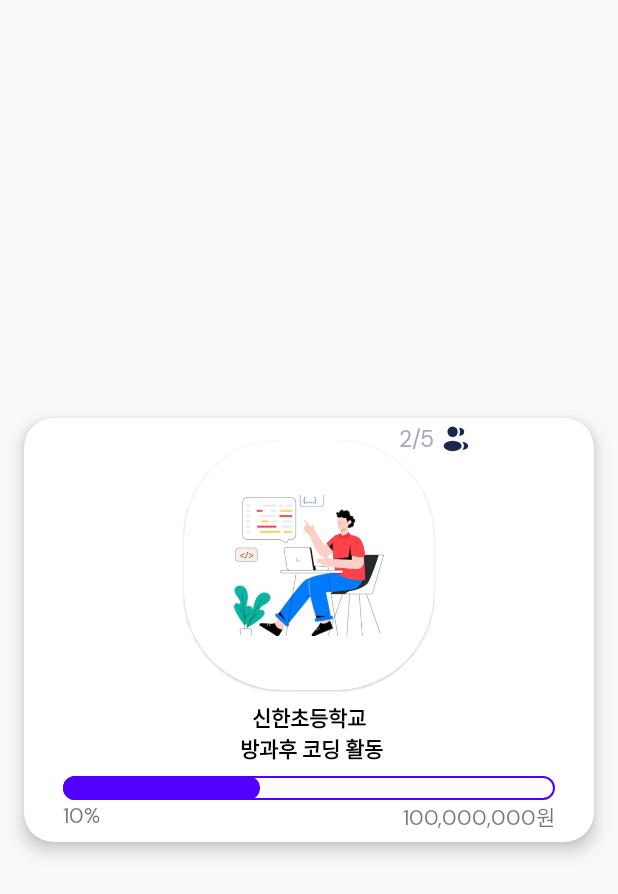
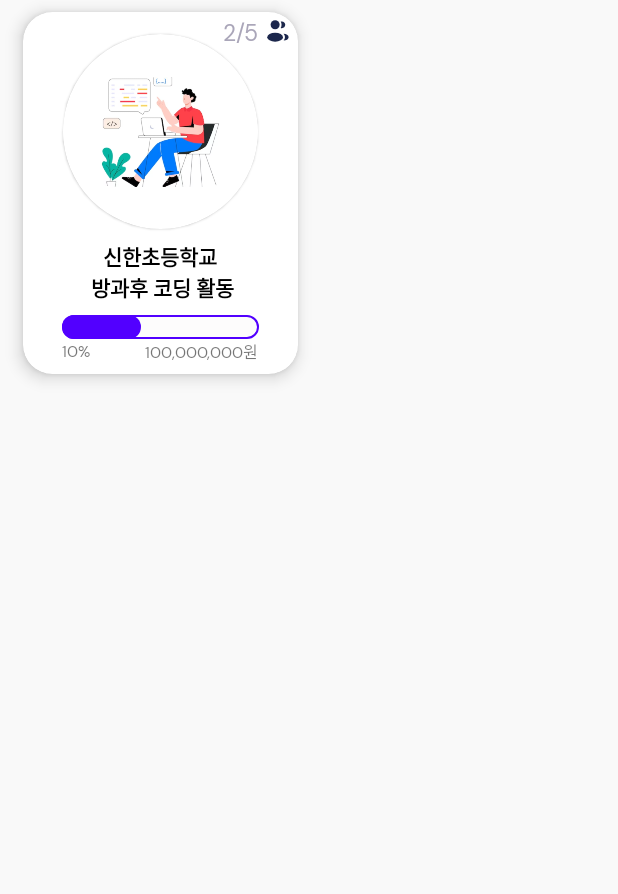
Before and after one commit to kieanu/shac, an Android app: the layout item_act.xml on its own in the app's theme, with its tools: preview values and no code run, on a phone screen of 412 x 824 dp. Shown: the top 894 px of the screen. Run offline under Robolectric (Android 15) with nearby library versions, the phone set to English and light mode, and no system bars.

Commit message:
feat: ui 개발 중

```diff
--- a/Shac/app/src/main/res/layout/item_act.xml
+++ b/Shac/app/src/main/res/layout/item_act.xml
@@ -1,19 +1,18 @@
 <?xml version="1.0" encoding="utf-8"?>
-<com.google.android.material.card.MaterialCardView xmlns:android="http://schemas.android.com/apk/res/android"
+<com.google.android.material.card.MaterialCardView
+    xmlns:android="http://schemas.android.com/apk/res/android"
     xmlns:app="http://schemas.android.com/apk/res-auto"
     xmlns:tools="http://schemas.android.com/tools"
-    android:layout_width="match_parent"
+    android:layout_width="wrap_content"
     android:layout_height="wrap_content"
-    android:layout_gravity="center"
-    android:layout_marginStart="16dp"
-    android:layout_marginTop="8dp"
-    android:layout_marginEnd="16dp"
+    android:layout_marginVertical="@dimen/_6sdp"
+    android:layout_marginHorizontal="@dimen/_12sdp"
     app:cardCornerRadius="@dimen/_15sdp"
     app:cardElevation="@dimen/_5sdp">
 
     <androidx.constraintlayout.widget.ConstraintLayout
         android:layout_width="match_parent"
-        android:layout_height="wrap_content">
+        android:layout_height="match_parent">
 
         <androidx.appcompat.widget.LinearLayoutCompat
             android:id="@+id/linearLayout_act_participant"
@@ -34,8 +33,8 @@
                 tools:text="2/5" />
 
             <androidx.appcompat.widget.AppCompatImageView
-                android:layout_width="@dimen/_16sdp"
-                android:layout_height="@dimen/_16sdp"
+                android:layout_width="@dimen/_14sdp"
+                android:layout_height="@dimen/_14sdp"
                 android:layout_marginHorizontal="@dimen/_3sdp"
                 android:src="@drawable/act_participants" />
 
@@ -53,8 +52,8 @@
 
             <androidx.appcompat.widget.AppCompatImageView
                 android:id="@+id/act_main_img"
-                android:layout_width="@dimen/_128sdp"
-                android:layout_height="@dimen/_128sdp"
+                android:layout_width="@dimen/_100sdp"
+                android:layout_height="@dimen/_100sdp"
                 tools:src="@drawable/act_sample_img" />
 
         </com.google.android.material.card.MaterialCardView>
@@ -94,6 +93,7 @@
             app:layout_constraintBottom_toBottomOf="parent"
             app:layout_constraintStart_toStartOf="@+id/act_fund_progress"
             app:layout_constraintTop_toBottomOf="@+id/act_fund_progress"
+            android:textSize="@dimen/_8sdp"
             tools:text="10%" />
 
         <androidx.appcompat.widget.AppCompatTextView
@@ -104,6 +104,7 @@
             app:layout_constraintBottom_toBottomOf="parent"
             app:layout_constraintEnd_toEndOf="@+id/act_fund_progress"
             app:layout_constraintTop_toBottomOf="@+id/act_fund_progress"
+            android:textSize="@dimen/_8sdp"
             tools:text="100,000,000원" />
 
     </androidx.constraintlayout.widget.ConstraintLayout>
```
Also changed, not shown: Shac/app/src/main/res/drawable/icon_academy.xml (added, +24 -0 lines), Shac/app/src/main/res/layout/item_user_act.xml (added, +128 -0 lines).
